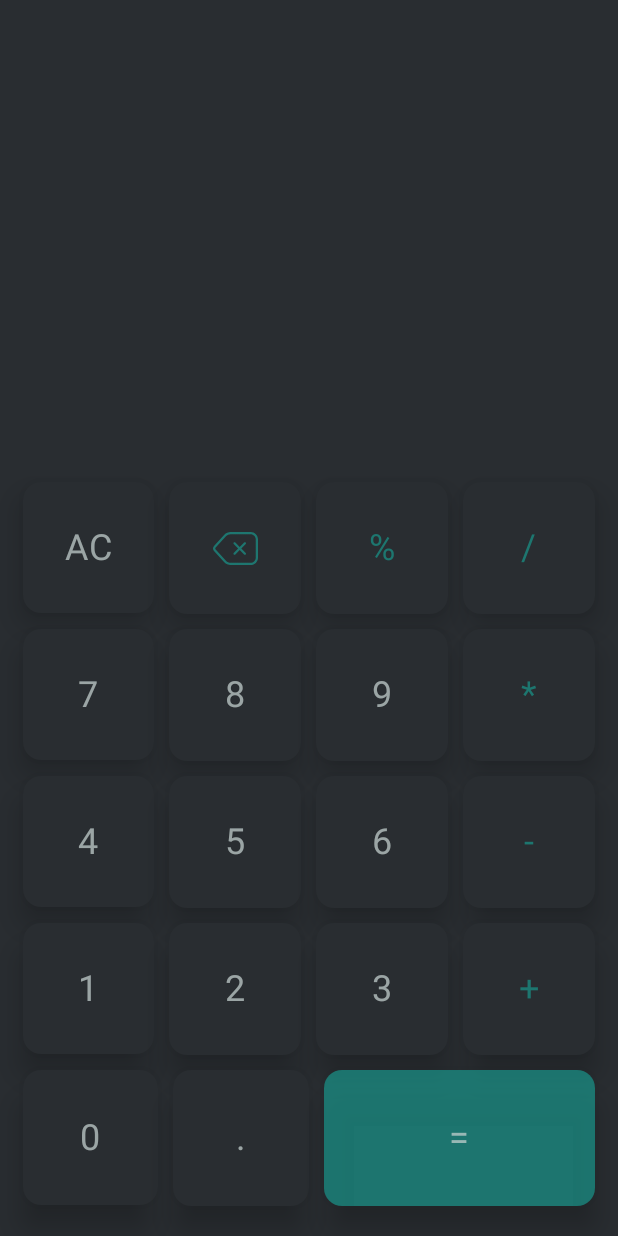
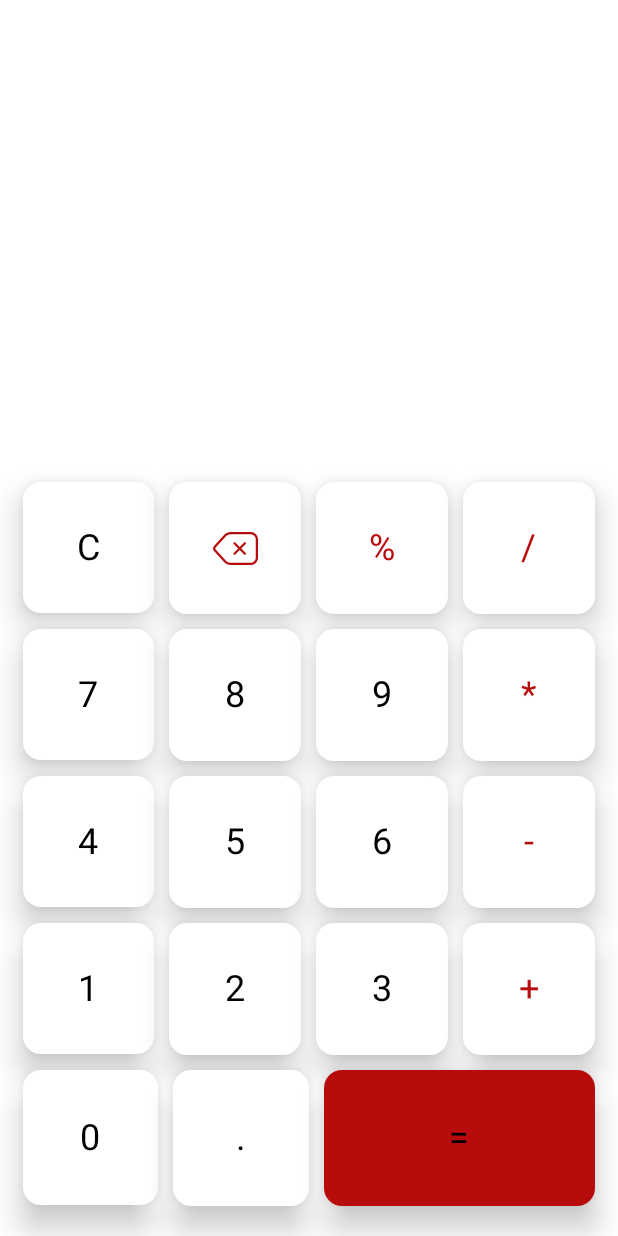
Before and after one commit to tahasin007/MathMate, an Android app built with Jetpack Compose: the screen it shows after launch (LauncherActivity), on a phone screen of 412 x 824 dp. Run offline under Robolectric (Android 15) with nearby library versions, the phone set to English and light mode, and no system bars.

Commit message:
[Title] Applying theme [Description] Applying light and dark theme in main page

```diff
--- a/app/src/main/java/com/android/calculator/LauncherActivity.kt
+++ b/app/src/main/java/com/android/calculator/LauncherActivity.kt
@@ -6,13 +6,13 @@ import androidx.activity.compose.setContent
 import androidx.compose.foundation.background
 import androidx.compose.foundation.layout.fillMaxSize
 import androidx.compose.foundation.layout.padding
+import androidx.compose.material3.MaterialTheme
 import androidx.compose.ui.Modifier
 import androidx.compose.ui.unit.dp
 import androidx.lifecycle.viewmodel.compose.viewModel
 import com.android.calculator.components.screen.Calculator
 import com.android.calculator.state.viewmodel.CalculatorViewModel
 import com.android.calculator.ui.theme.CalculatorTheme
-import com.android.calculator.ui.theme.DarkGray
 
 class LauncherActivity : ComponentActivity() {
     override fun onCreate(savedInstanceState: Bundle?) {
@@ -27,7 +27,7 @@ class LauncherActivity : ComponentActivity() {
                     buttonSpacing = 10.dp,
                     modifier = Modifier
                         .fillMaxSize()
-                        .background(DarkGray)
+                        .background(MaterialTheme.colorScheme.primary)
                         .padding(bottom = 20.dp, start = 15.dp, end = 15.dp)
                 )
             }
--- a/app/src/main/java/com/android/calculator/components/CalculatorButton.kt
+++ b/app/src/main/java/com/android/calculator/components/CalculatorButton.kt
@@ -9,6 +9,7 @@ import androidx.compose.foundation.layout.fillMaxSize
 import androidx.compose.material.ripple.rememberRipple
 import androidx.compose.material3.Card
 import androidx.compose.material3.CardDefaults
+import androidx.compose.material3.MaterialTheme
 import androidx.compose.material3.Text
 import androidx.compose.runtime.Composable
 import androidx.compose.runtime.mutableStateOf
@@ -22,14 +23,12 @@ import androidx.compose.ui.unit.dp
 import androidx.compose.ui.unit.sp
 import com.android.calculator.R
 import com.android.calculator.ui.theme.ButtonRippleColor
-import com.android.calculator.ui.theme.ButtonTextColor
-import com.android.calculator.ui.theme.DarkGray
 
 @Composable
 fun CalculatorButton(
     symbol: String,
-    buttonColor: Color = DarkGray,
-    buttonTextColor: Color = ButtonTextColor,
+    buttonColor: Color = MaterialTheme.colorScheme.primary,
+    buttonTextColor: Color = MaterialTheme.colorScheme.onPrimary,
     modifier: Modifier,
     onClick: () -> Unit
 ) {
--- a/app/src/main/java/com/android/calculator/components/screen/Calculator.kt
+++ b/app/src/main/java/com/android/calculator/components/screen/Calculator.kt
@@ -7,6 +7,7 @@ import androidx.compose.foundation.layout.Row
 import androidx.compose.foundation.layout.aspectRatio
 import androidx.compose.foundation.layout.fillMaxWidth
 import androidx.compose.foundation.layout.padding
+import androidx.compose.material3.MaterialTheme
 import androidx.compose.material3.Text
 import androidx.compose.runtime.Composable
 import androidx.compose.ui.Alignment
@@ -21,7 +22,6 @@ import com.android.calculator.actions.CalculatorAction
 import com.android.calculator.components.CalculatorButton
 import com.android.calculator.operations.CalculatorOperation
 import com.android.calculator.state.CalculatorState
-import com.android.calculator.ui.theme.LightGreen
 
 @Composable
 fun Calculator(
@@ -53,7 +53,7 @@ fun Calculator(
                 horizontalArrangement = Arrangement.spacedBy(buttonSpacing)
             ) {
                 CalculatorButton(
-                    symbol = "AC",
+                    symbol = "C",
                     modifier = Modifier
                         .aspectRatio(1f)
                         .weight(1f),
@@ -63,7 +63,7 @@ fun Calculator(
                 )
                 CalculatorButton(
                     symbol = "Del",
-                    buttonTextColor = LightGreen,
+                    buttonTextColor = MaterialTheme.colorScheme.onSecondary,
                     modifier = Modifier
                         .aspectRatio(1f)
                         .weight(1f),
@@ -73,7 +73,7 @@ fun Calculator(
                 )
                 CalculatorButton(
                     symbol = "%",
-                    buttonTextColor = LightGreen,
+                    buttonTextColor = MaterialTheme.colorScheme.onSecondary,
                     modifier = Modifier
                         .aspectRatio(1f)
                         .weight(1f),
@@ -83,7 +83,7 @@ fun Calculator(
                 )
                 CalculatorButton(
                     symbol = "/",
-                    buttonTextColor = LightGreen,
+                    buttonTextColor = MaterialTheme.colorScheme.onSecondary,
                     modifier = Modifier
                         .aspectRatio(1f)
                         .weight(1f),
@@ -126,7 +126,7 @@ fun Calculator(
                 )
                 CalculatorButton(
                     symbol = "*",
-                    buttonTextColor = LightGreen,
+                    buttonTextColor = MaterialTheme.colorScheme.onSecondary,
                     modifier = Modifier
                         .aspectRatio(1f)
                         .weight(1f),
@@ -169,7 +169,7 @@ fun Calculator(
                 )
                 CalculatorButton(
                     symbol = "-",
-                    buttonTextColor = LightGreen,
+                    buttonTextColor = MaterialTheme.colorScheme.onSecondary,
                     modifier = Modifier
                         .aspectRatio(1f)
                         .weight(1f),
@@ -212,7 +212,7 @@ fun Calculator(
                 )
                 CalculatorButton(
                     symbol = "+",
-                    buttonTextColor = LightGreen,
+                    buttonTextColor = MaterialTheme.colorScheme.onSecondary,
                     modifier = Modifier
                         .aspectRatio(1f)
                         .weight(1f),
@@ -246,7 +246,8 @@ fun Calculator(
                 )
                 CalculatorButton(
                     symbol = "=",
-                    buttonColor = LightGreen,
+                    buttonColor = MaterialTheme.colorScheme.onSecondary,
+                    buttonTextColor = MaterialTheme.colorScheme.onPrimary,
                     modifier = Modifier
                         .aspectRatio(2f)
                         .weight(2f),
--- a/app/src/main/java/com/android/calculator/ui/theme/Color.kt
+++ b/app/src/main/java/com/android/calculator/ui/theme/Color.kt
@@ -1,22 +1,14 @@
 package com.android.calculator.ui.theme
 
-import androidx.compose.material3.lightColorScheme
 import androidx.compose.ui.graphics.Color
 
-val Purple80 = Color(0xFFD0BCFF)
-val PurpleGrey80 = Color(0xFFCCC2DC)
-val Pink80 = Color(0xFFEFB8C8)
+val PrimaryLight = Color(0xFFFFFFFF)
+val OnPrimaryLight = Color(0xFF000000)
+val OnSecondaryLight = Color(0xFFB80C0C)
 
-val Purple40 = Color(0xFF6650a4)
-val PurpleGrey40 = Color(0xFF625b71)
-val Pink40 = Color(0xFF7D5260)
+val PrimaryDark = Color(0xFF292d31)
+val OnPrimaryDark = Color(0xBEC2CFCE)
+val OnSecondaryDark = Color(0xBE1A8F85)
 
-val LightColorPalette = lightColorScheme(
-
-)
-val DarkGray = Color(0xFF292d31)
-val White = Color(0xFFFFFFFF)
-val Black = Color(0x00000000)
 val ButtonRippleColor = Color(0xFF18181A)
-val LightGreen = Color(0xBE1A8F85)
 val ButtonTextColor = Color(0xBEC2CFCE)
--- a/app/src/main/java/com/android/calculator/ui/theme/Theme.kt
+++ b/app/src/main/java/com/android/calculator/ui/theme/Theme.kt
@@ -1,55 +1,35 @@
 package com.android.calculator.ui.theme
 
 import android.app.Activity
-import android.os.Build
+import android.view.View
 import androidx.compose.foundation.isSystemInDarkTheme
 import androidx.compose.material3.MaterialTheme
 import androidx.compose.material3.darkColorScheme
-import androidx.compose.material3.dynamicDarkColorScheme
-import androidx.compose.material3.dynamicLightColorScheme
 import androidx.compose.material3.lightColorScheme
 import androidx.compose.runtime.Composable
 import androidx.compose.runtime.SideEffect
 import androidx.compose.ui.graphics.toArgb
-import androidx.compose.ui.platform.LocalContext
 import androidx.compose.ui.platform.LocalView
 import androidx.core.view.WindowCompat
 
-private val DarkColorScheme = darkColorScheme(
-    primary = Purple80,
-    secondary = PurpleGrey80,
-    tertiary = Pink80
+private val LightColorScheme = lightColorScheme(
+    primary = PrimaryLight,
+    onPrimary = OnPrimaryLight,
+    onSecondary = OnSecondaryLight
 )
 
-private val LightColorScheme = lightColorScheme(
-    primary = Purple40,
-    secondary = PurpleGrey40,
-    tertiary = Pink40
-
-    /* Other default colors to override
-    background = Color(0xFFFFFBFE),
-    surface = Color(0xFFFFFBFE),
-    onPrimary = Color.White,
-    onSecondary = Color.White,
-    onTertiary = Color.White,
-    onBackground = Color(0xFF1C1B1F),
-    onSurface = Color(0xFF1C1B1F),
-    */
+private val DarkColorScheme = darkColorScheme(
+    primary = PrimaryDark,
+    onPrimary = OnPrimaryDark,
+    onSecondary = OnSecondaryDark
 )
 
 @Composable
 fun CalculatorTheme(
     darkTheme: Boolean = isSystemInDarkTheme(),
-    // Dynamic color is available on Android 12+
-    dynamicColor: Boolean = true,
     content: @Composable () -> Unit
 ) {
     val colorScheme = when {
-        dynamicColor && Build.VERSION.SDK_INT >= Build.VERSION_CODES.S -> {
-            val context = LocalContext.current
-            if (darkTheme) dynamicDarkColorScheme(context) else dynamicLightColorScheme(context)
-        }
-
         darkTheme -> DarkColorScheme
         else -> LightColorScheme
     }
@@ -58,7 +38,7 @@ fun CalculatorTheme(
         SideEffect {
             val window = (view.context as Activity).window
             window.statusBarColor = colorScheme.primary.toArgb()
-            WindowCompat.getInsetsController(window, view).isAppearanceLightStatusBars = darkTheme
+            WindowCompat.getInsetsController(window, view).isAppearanceLightStatusBars = !darkTheme
         }
     }
 
```
